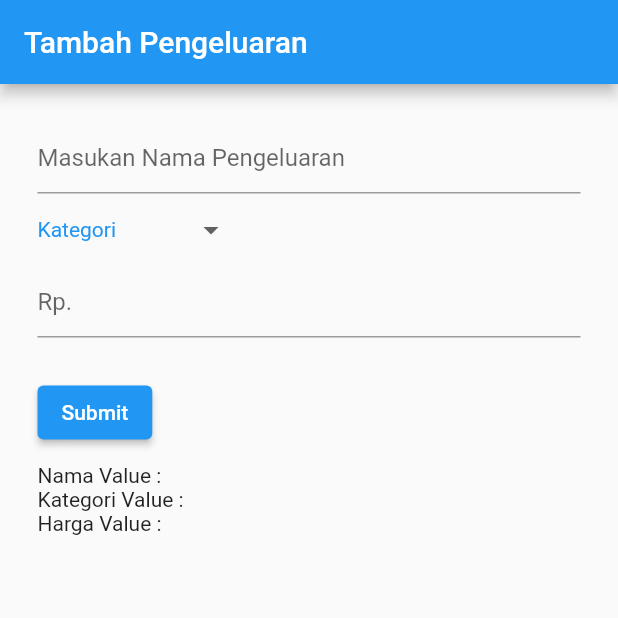
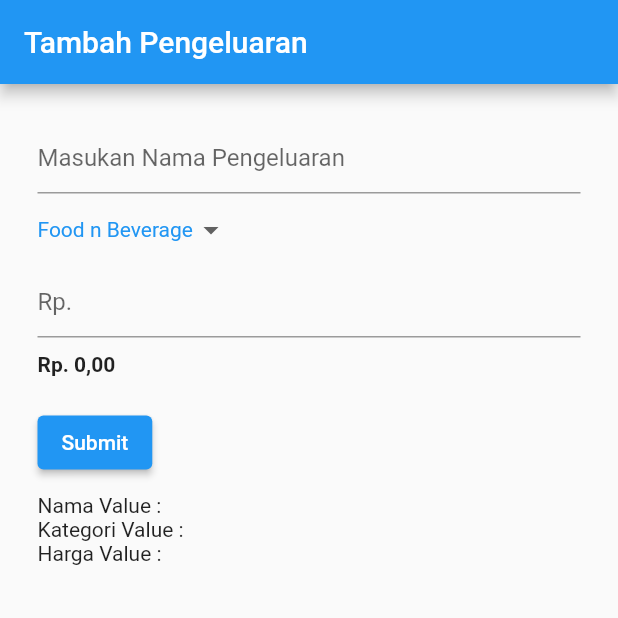
Before and after one commit to MoloKrakein/mybank_app, a Flutter app: the screen it shows after launch, on a phone screen of 412 x 824 dp, the top half of it. Run offline on Flutter 3.47's test engine with Material 2 defaults, Android fonts, the phone set to English and light mode, and no system bars; our stand-ins replace cloud_firestore, firebase_core; accounts and stored records are empty.

Commit message:
New IDR Converter

```diff
--- a/lib/main.dart
+++ b/lib/main.dart
@@ -3,6 +3,7 @@
 import 'dart:math';
 import 'package:firebase_core/firebase_core.dart';
 import 'package:flutter/services.dart';
+import 'package:intl/intl.dart';
 
 Future main() async {
   WidgetsFlutterBinding.ensureInitialized();
@@ -78,7 +79,6 @@
 class _userPageState extends State<userPage> {
   //Variabbel
   var kategori = <String>[
-    'Kategori',
     'Food n Beverage',
     'Hutang',
     'Barang Pribadi',
@@ -88,7 +88,8 @@
   String nama = '';
   String finalkategori = "";
   int value = 0;
-  var rupiah ="";
+  var rupiah = 0;
+  final convert = new NumberFormat("#,##0.000");
   //Controller
   TextEditingController namaController = TextEditingController();
   TextEditingController valueController = TextEditingController();
@@ -119,6 +120,7 @@
                     },
                   ),
                   DropdownButton<String>(
+                    hint:Text("Pilih"),
                       icon: const Icon(Icons.arrow_drop_down),
                       style: const TextStyle(color: Colors.blue),
                       underline: Container(
@@ -139,9 +141,14 @@
                       }),
                   TextFormField(
                     //Isinyaewa
+
                     onChanged: (String){
                       setState((){
-                        rupiah = valueController.text;
+                        if (valueController.text.isNotEmpty) {
+                        rupiah = int.parse(valueController.text);
+                        }else{
+                          rupiah = 0;
+                        }
                       });
                     },
 
@@ -156,7 +163,10 @@
                       return null;
                     },
                   ),
-                  Text(rupiah.toString(),style: TextStyle(fontWeight: FontWeight.bold),),
+                  Padding(
+                    padding: const EdgeInsets.symmetric(vertical: 10),
+                    child: Text(toRupiah.convertIDR(rupiah, 2),style: TextStyle(fontWeight: FontWeight.bold),),
+                  ),
                   Padding(
                     padding: EdgeInsets.symmetric(vertical: 10),
                     child: ElevatedButton(
@@ -217,6 +227,15 @@
   return rng;
 }
 
+class toRupiah{
+  static String convertIDR(dynamic number,int decimal){
+    NumberFormat currencyFormatter = NumberFormat.currency(
+      locale: 'id',symbol: 'Rp. ',decimalDigits: decimal,
+    );
+    return currencyFormatter.format(number);
+  }
+}
+
 class output {
   String id;
   final String name;
--- a/pubspec.yaml
+++ b/pubspec.yaml
@@ -46,6 +46,7 @@ dev_dependencies:
   # package. See that file for information about deactivating specific lint
   # rules and activating additional ones.
   flutter_lints: ^2.0.0
+  intl:
 
 # For information on the generic Dart part of this file, see the
 # following page: https://dart.dev/tools/pub/pubspec
```
Also changed, not shown: pubspec.lock.
